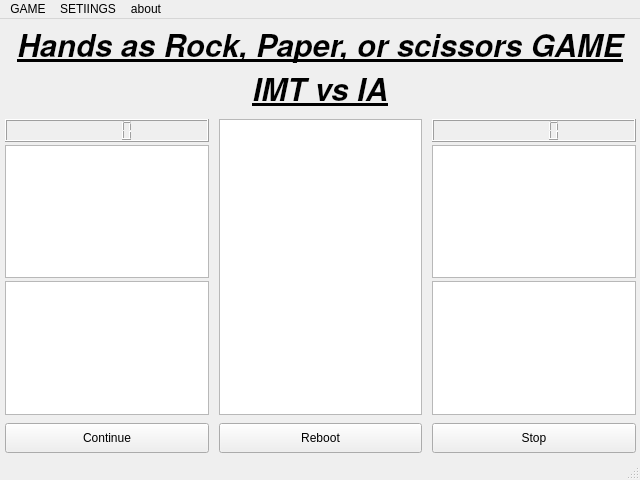
Qt form scr/designs/Interfaz.ui (97hackbrian/ArtificialVision) before a commit.
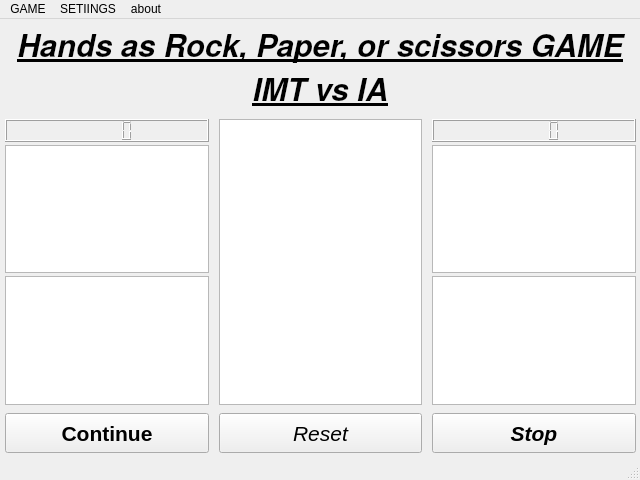
The same form after that commit.

The edit to the form file:
```diff
--- a/scr/designs/Interfaz.ui
+++ b/scr/designs/Interfaz.ui
@@ -199,9 +199,17 @@
          <property name="minimumSize">
           <size>
            <width>0</width>
-           <height>30</height>
+           <height>40</height>
           </size>
          </property>
+         <property name="font">
+          <font>
+           <pointsize>16</pointsize>
+           <weight>75</weight>
+           <bold>true</bold>
+           <stylestrategy>PreferAntialias</stylestrategy>
+          </font>
+         </property>
          <property name="text">
           <string>Continue</string>
          </property>
@@ -212,11 +220,18 @@
          <property name="minimumSize">
           <size>
            <width>0</width>
-           <height>30</height>
+           <height>40</height>
           </size>
          </property>
+         <property name="font">
+          <font>
+           <pointsize>16</pointsize>
+           <italic>true</italic>
+           <stylestrategy>PreferAntialias</stylestrategy>
+          </font>
+         </property>
          <property name="text">
-          <string>Reboot</string>
+          <string>Reset</string>
          </property>
         </widget>
        </item>
@@ -225,9 +240,18 @@
          <property name="minimumSize">
           <size>
            <width>0</width>
-           <height>30</height>
+           <height>40</height>
           </size>
          </property>
+         <property name="font">
+          <font>
+           <pointsize>16</pointsize>
+           <weight>75</weight>
+           <italic>true</italic>
+           <bold>true</bold>
+           <stylestrategy>PreferAntialias</stylestrategy>
+          </font>
+         </property>
          <property name="text">
           <string>Stop</string>
          </property>
```
